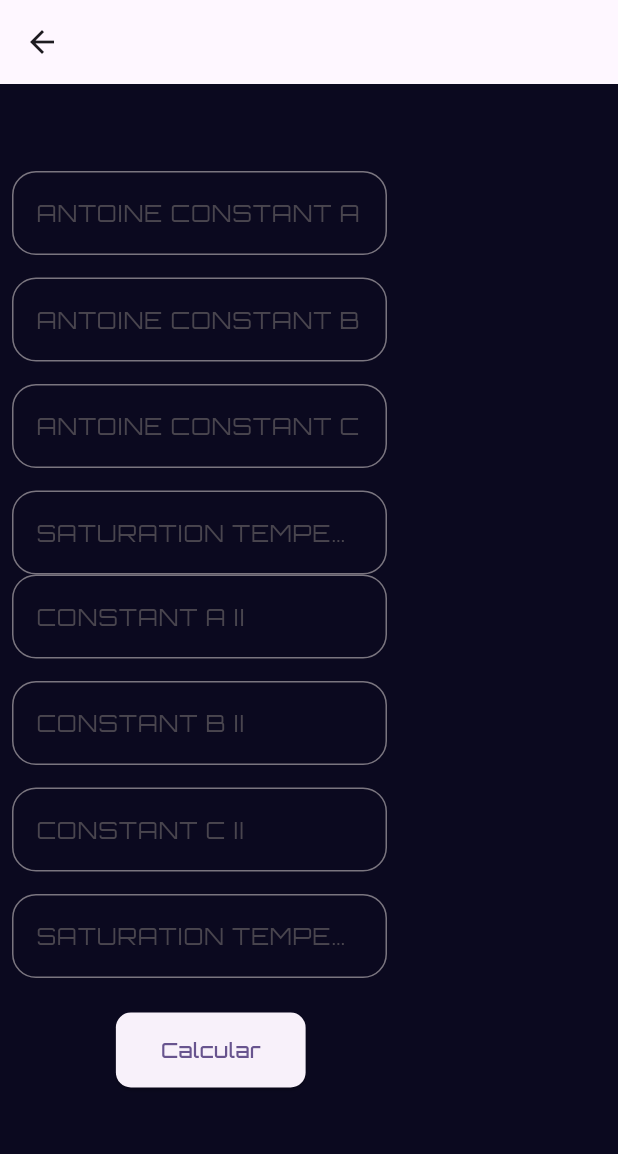
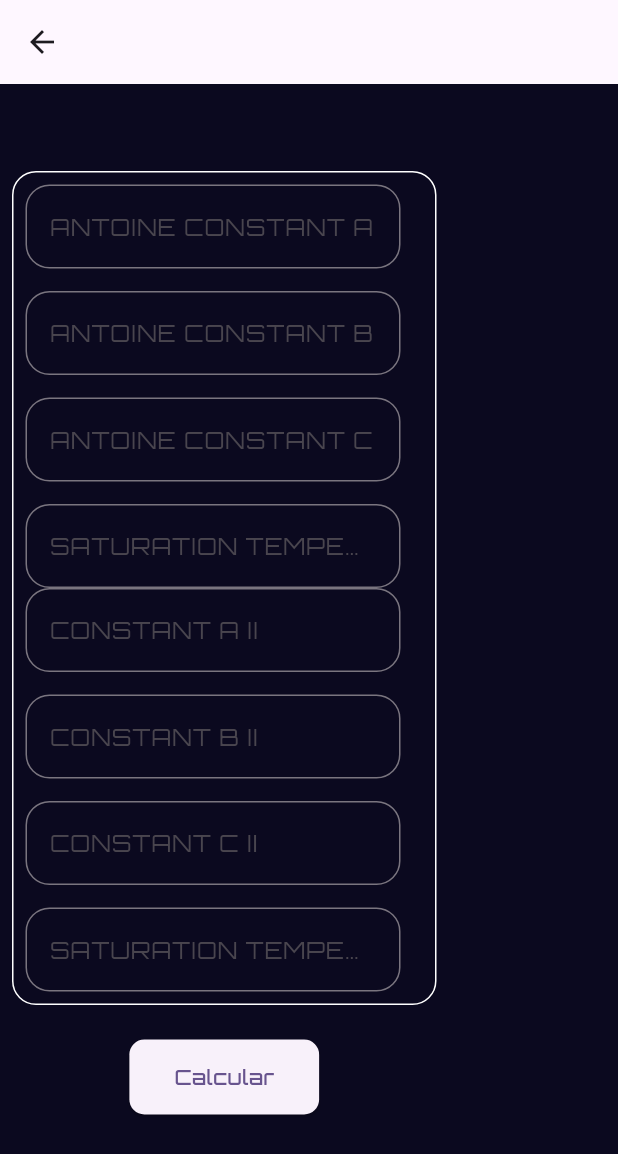
Before and after one commit to DanielSA2004/BinaryMixx, a Flutter app: the MymainApp screen opened directly, on a phone screen of 412 x 824 dp. Shown: the top 1154 px of the screen. Run offline on Flutter 3.47's test engine with Material 3 defaults, Android fonts, the phone set to English and light mode, and no system bars; our stand-ins replace google_fonts.

Commit message:
appmain update

```diff
--- a/lib/Start/appmain.dart
+++ b/lib/Start/appmain.dart
@@ -30,109 +30,174 @@ class _MymainAppState extends State<MymainApp> {
       body: Align(
         alignment: Alignment.centerLeft,
         child: Column(
-          children: [SizedBox(height: 50),
+          children: [
+            SizedBox(height: 50),
             Padding(
               padding: const EdgeInsets.all(8.0),
+              child: Container(
+                decoration: BoxDecoration(
+                  border: Border.all(
+                    color: const Color.fromARGB(255, 255, 255, 255), // Color del borde
+                    width: 1, // Ancho del borde
+                  ),
+                  borderRadius: BorderRadius.circular(16), // Esquinas redondeadas
+                ),
+                padding: EdgeInsets.all(8.0), // Espaciado interno
                 child: Wrap(
-                children: [Column(children: [SizedBox(width: 250, child: TextField(
-                controller: _controllerA, // Asocia el TextEditingController
-                style: GoogleFonts.orbitron(textStyle: TextStyle(color: const Color.fromARGB(255, 251, 251, 251))),
-                keyboardType: TextInputType.number, // Solo permite números
+                  children: [
+                    Column(
+                      children: [
+                        SizedBox(
+                          width: 250,
+                          child: TextField(
+                            controller: _controllerA,
+                            style: GoogleFonts.orbitron(
+                                textStyle: TextStyle(
+                                    color: const Color.fromARGB(
+                                        255, 251, 251, 251))),
+                            keyboardType: TextInputType.number,
                             decoration: InputDecoration(
                               labelStyle: GoogleFonts.orbitron(),
                               labelText: 'ANTOINE CONSTANT A',
-                  border: OutlineInputBorder(borderRadius: BorderRadius.circular(16)),
+                              border: OutlineInputBorder(
+                                  borderRadius: BorderRadius.circular(16)),
                             ),
-              )
+                          ),
                         ),
                         SizedBox(height: 15),
-              SizedBox(width: 250, child: TextField(
-                controller: _controllerB, // Asocia el TextEditingController
-                style: GoogleFonts.orbitron(textStyle: TextStyle(color: const Color.fromARGB(255, 251, 251, 251))),
-                keyboardType: TextInputType.number, // Solo permite números
+                        SizedBox(
+                          width: 250,
+                          child: TextField(
+                            controller: _controllerB,
+                            style: GoogleFonts.orbitron(
+                                textStyle: TextStyle(
+                                    color: const Color.fromARGB(
+                                        255, 251, 251, 251))),
+                            keyboardType: TextInputType.number,
                             decoration: InputDecoration(
                               labelStyle: GoogleFonts.orbitron(),
                               labelText: 'ANTOINE CONSTANT B',
-                  border: OutlineInputBorder(borderRadius: BorderRadius.circular(16)),
+                              border: OutlineInputBorder(
+                                  borderRadius: BorderRadius.circular(16)),
                             ),
-              )
+                          ),
                         ),
                         SizedBox(height: 15),
-              SizedBox(width: 250, child: TextField(
-                controller: _controllerC, // Asocia el TextEditingController
-                style: GoogleFonts.orbitron(textStyle: TextStyle(color: const Color.fromARGB(255, 251, 251, 251))),
-                keyboardType: TextInputType.number, // Solo permite números
+                        SizedBox(
+                          width: 250,
+                          child: TextField(
+                            controller: _controllerC,
+                            style: GoogleFonts.orbitron(
+                                textStyle: TextStyle(
+                                    color: const Color.fromARGB(
+                                        255, 251, 251, 251))),
+                            keyboardType: TextInputType.number,
                             decoration: InputDecoration(
                               labelStyle: GoogleFonts.orbitron(),
                               labelText: 'ANTOINE CONSTANT C',
-                  border: OutlineInputBorder(borderRadius: BorderRadius.circular(16)),
+                              border: OutlineInputBorder(
+                                  borderRadius: BorderRadius.circular(16)),
                             ),
-              )
+                          ),
                         ),
                         SizedBox(height: 15),
-              SizedBox(width: 250, child: TextField(
-                controller: _controllerT, // Asocia el TextEditingController
-                style: GoogleFonts.orbitron(textStyle: TextStyle(color: const Color.fromARGB(255, 251, 251, 251))),
-                keyboardType: TextInputType.number, // Solo permite números
+                        SizedBox(
+                          width: 250,
+                          child: TextField(
+                            controller: _controllerT,
+                            style: GoogleFonts.orbitron(
+                                textStyle: TextStyle(
+                                    color: const Color.fromARGB(
+                                        255, 251, 251, 251))),
+                            keyboardType: TextInputType.number,
                             decoration: InputDecoration(
                               labelStyle: GoogleFonts.orbitron(),
                               labelText: 'SATURATION TEMPERATURE',
-                  border: OutlineInputBorder(borderRadius: BorderRadius.circular(16)),
+                              border: OutlineInputBorder(
+                                  borderRadius: BorderRadius.circular(16)),
                             ),
-              )
-              )
+                          ),
+                        ),
                       ],
                     ),
                     SizedBox(width: 15),
-              Column(children: [SizedBox(width: 250, child: TextField(
-                controller: _controllerAI, // Asocia el TextEditingController
-                style: GoogleFonts.orbitron(textStyle: TextStyle(color: const Color.fromARGB(255, 251, 251, 251))),
-                keyboardType: TextInputType.number, // Solo permite números
+                    Column(
+                      children: [
+                        SizedBox(
+                          width: 250,
+                          child: TextField(
+                            controller: _controllerAI,
+                            style: GoogleFonts.orbitron(
+                                textStyle: TextStyle(
+                                    color: const Color.fromARGB(
+                                        255, 251, 251, 251))),
+                            keyboardType: TextInputType.number,
                             decoration: InputDecoration(
                               labelStyle: GoogleFonts.orbitron(),
                               labelText: 'CONSTANT A II',
-                  border: OutlineInputBorder(borderRadius: BorderRadius.circular(16)),
+                              border: OutlineInputBorder(
+                                  borderRadius: BorderRadius.circular(16)),
                             ),
-              )
+                          ),
                         ),
                         SizedBox(height: 15),
-              SizedBox(width: 250, child: TextField(
-                controller: _controllerBI, // Asocia el TextEditingController
-                style: GoogleFonts.orbitron(textStyle: TextStyle(color: const Color.fromARGB(255, 251, 251, 251))),
-                keyboardType: TextInputType.number, // Solo permite números
+                        SizedBox(
+                          width: 250,
+                          child: TextField(
+                            controller: _controllerBI,
+                            style: GoogleFonts.orbitron(
+                                textStyle: TextStyle(
+                                    color: const Color.fromARGB(
+                                        255, 251, 251, 251))),
+                            keyboardType: TextInputType.number,
                             decoration: InputDecoration(
                               labelStyle: GoogleFonts.orbitron(),
                               labelText: 'CONSTANT B II',
-                  border: OutlineInputBorder(borderRadius: BorderRadius.circular(16)),
+                              border: OutlineInputBorder(
+                                  borderRadius: BorderRadius.circular(16)),
                             ),
-              )
+                          ),
                         ),
                         SizedBox(height: 15),
-              SizedBox(width: 250, child: TextField(
-                controller: _controllerCI, // Asocia el TextEditingController
-                style: GoogleFonts.orbitron(textStyle: TextStyle(color: const Color.fromARGB(255, 251, 251, 251))),
-                keyboardType: TextInputType.number, // Solo permite números
+                        SizedBox(
+                          width: 250,
+                          child: TextField(
+                            controller: _controllerCI,
+                            style: GoogleFonts.orbitron(
+                                textStyle: TextStyle(
+                                    color: const Color.fromARGB(
+                                        255, 251, 251, 251))),
+                            keyboardType: TextInputType.number,
                             decoration: InputDecoration(
                               labelStyle: GoogleFonts.orbitron(),
                               labelText: 'CONSTANT C II',
-                  border: OutlineInputBorder(borderRadius: BorderRadius.circular(16)),
+                              border: OutlineInputBorder(
+                                  borderRadius: BorderRadius.circular(16)),
                             ),
-              )
+                          ),
                         ),
                         SizedBox(height: 15),
-              SizedBox(width: 250, child: TextField(
-                controller: _controllerTI, // Asocia el TextEditingController
-                style: GoogleFonts.orbitron(textStyle: TextStyle(color: const Color.fromARGB(255, 251, 251, 251))),
-                keyboardType: TextInputType.number, // Solo permite números
+                        SizedBox(
+                          width: 250,
+                          child: TextField(
+                            controller: _controllerTI,
+                            style: GoogleFonts.orbitron(
+                                textStyle: TextStyle(
+                                    color: const Color.fromARGB(
+                                        255, 251, 251, 251))),
+                            keyboardType: TextInputType.number,
                             decoration: InputDecoration(
                               labelStyle: GoogleFonts.orbitron(),
                               labelText: 'SATURATION TEMPERATURE II',
-                  border: OutlineInputBorder(borderRadius: BorderRadius.circular(16)),
+                              border: OutlineInputBorder(
+                                  borderRadius: BorderRadius.circular(16)),
                             ),
-              )
-              )
-              ],)
+                          ),
+                        ),
                       ],
+                    ),
+                  ],
+                ),
               ),
             ),
             SizedBox(height: 15),
@@ -148,24 +213,26 @@ class _MymainAppState extends State<MymainApp> {
                 double? valorCI = double.tryParse(_controllerAI.text);
                 double? valorTI = double.tryParse(_controllerTI.text);
 
-                if (valorA != null && valorB !=null && valorC != null && valorT != null && valorAI != null && valorBI !=null && valorCI != null && valorTI != null){
+                if (valorA != null &&
+                    valorB != null &&
+                    valorC != null &&
+                    valorT != null &&
+                    valorAI != null &&
+                    valorBI != null &&
+                    valorCI != null &&
+                    valorTI != null) {
                   setState(() {
-
                     // ignore: unused_local_variable, non_constant_identifier_names
-                  double PsatI = exp(valorA - (valorB/(valorT+valorC)));
+                    double PsatI = exp(valorA - (valorB / (valorT + valorC)));
                     // ignore: unused_local_variable, non_constant_identifier_names
-                  double PsatII = exp(valorAI - (valorBI/(valorTI+valorCI)));
-
-                  },);
+                    double PsatII = exp(valorAI - (valorBI / (valorTI + valorCI)));
+                  });
                 }
-
-
-
               },
               style: ElevatedButton.styleFrom(
-                shape: RoundedRectangleBorder(borderRadius: BorderRadius.circular(10)),
-                padding: EdgeInsets.symmetric(vertical: 15, horizontal: 30)
-              ),
+                  shape: RoundedRectangleBorder(
+                      borderRadius: BorderRadius.circular(10)),
+                  padding: EdgeInsets.symmetric(vertical: 15, horizontal: 30)),
               child: Text("Calcular", style: GoogleFonts.orbitron()),
             ),
             if (resultado != null)
```
Lines whose indentation alone changed are shown as unchanged.
